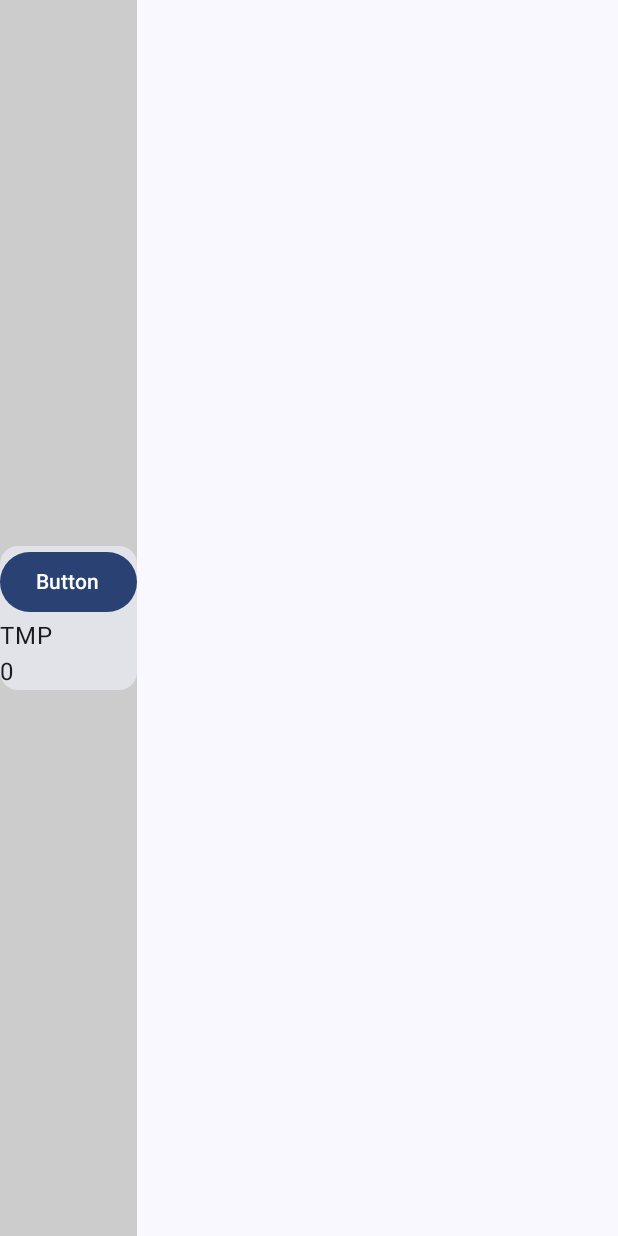
After one commit to aiko135/artgallery, an Android app built with Jetpack Compose: the composable ImagesGreedScreen shown on its own in the app's theme, on a phone screen of 412 x 824 dp. The commit adds this screen. Run offline under Robolectric (Android 15) with nearby library versions, the phone set to English and light mode, and no system bars.

```diff
--- /dev/null
+++ b/app/src/main/java/ktepin/penzasoft/artgallery/ui/screen/ImagesGreedScreen.kt
@@ -0,0 +1,62 @@
+package ktepin.penzasoft.artgallery.ui.screen
+
+import android.util.Log
+import androidx.compose.foundation.background
+import androidx.compose.foundation.layout.Arrangement
+import androidx.compose.foundation.layout.Column
+import androidx.compose.foundation.layout.fillMaxHeight
+import androidx.compose.material3.Button
+import androidx.compose.material3.ButtonDefaults
+import androidx.compose.material3.Card
+import androidx.compose.material3.Text
+import androidx.compose.runtime.Composable
+import androidx.compose.runtime.getValue
+import androidx.compose.runtime.mutableStateOf
+import androidx.compose.runtime.remember
+import androidx.compose.runtime.setValue
+import androidx.compose.ui.Modifier
+import androidx.compose.ui.graphics.Color
+import androidx.lifecycle.viewmodel.compose.viewModel
+import ktepin.penzasoft.artgallery.viewmodel.MainViewModel
+
+@Composable
+fun ImagesGreedScreen(onImageSelect: ()->Unit){
+    Column(
+        modifier = Modifier
+            .background(Color.LightGray)
+            .fillMaxHeight(),
+        verticalArrangement = Arrangement.Center
+    ) {
+        Card{
+            Greeting("Android")
+        }
+
+    }
+}
+
+@Composable
+fun Greeting(name: String, viewModel: MainViewModel = viewModel()) {
+    var page: Int by remember { mutableStateOf(0) }
+    var text = "TMP"
+    Log.d("Repository", "Recompose")
+    Column {
+        Button(
+            onClick = {
+                page++
+                Log.d("Repository", page.toString())
+            },
+            colors = ButtonDefaults.buttonColors()
+        ) {
+            Text(
+                "Button"
+            )
+        }
+        Text(
+            text
+        )
+        Text(
+            page.toString()
+        )
+    }
+//    Text(text = "Hello $name!")
+}
```
Also changed, not shown: app/src/main/java/ktepin/penzasoft/artgallery/MainActivity.kt (+15 -62 lines), app/src/main/java/ktepin/penzasoft/artgallery/ui/screen/ImageFullScreen.kt (added, +9 -0 lines).
